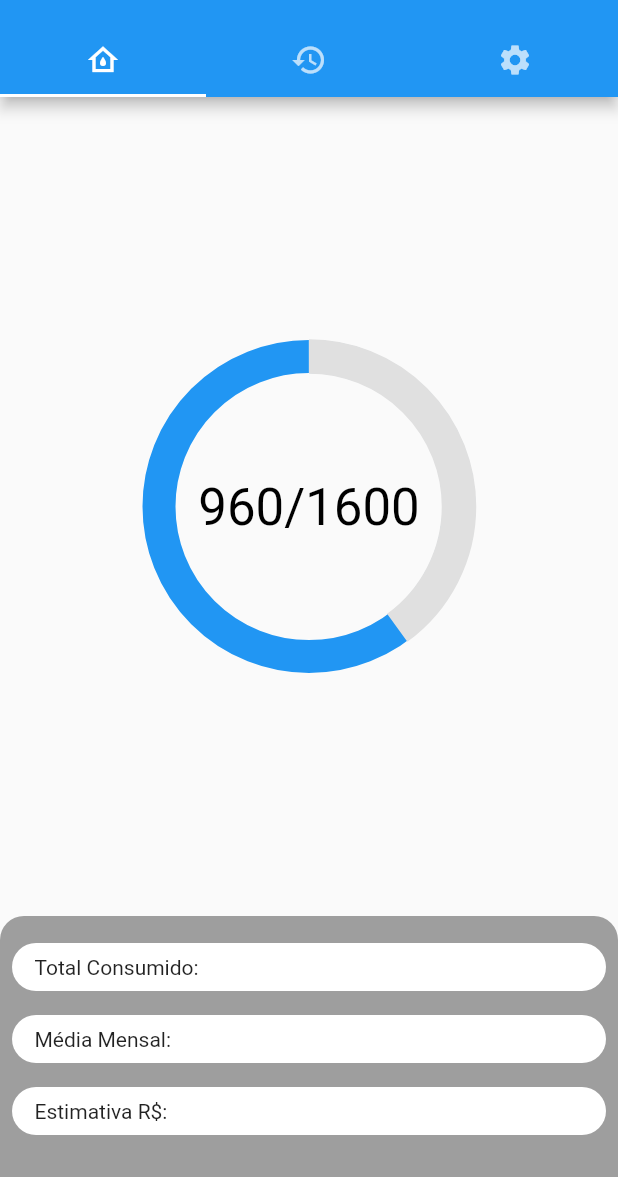
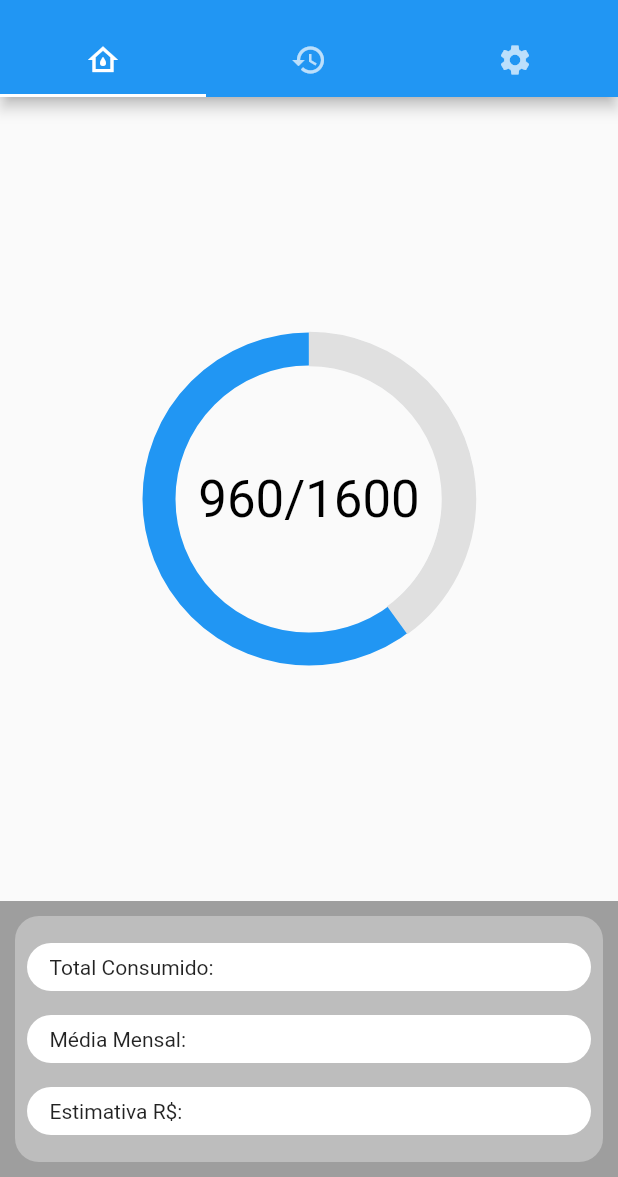
Before and after one commit to lucasdessy/flux-software, a Flutter app: the screen it shows after launch, on a phone screen of 412 x 824 dp, the part 59-1236 px from its top. Run offline on Flutter 3.47's test engine with Material 2 defaults, Android fonts, the phone set to English and light mode, and no system bars.

Commit message:
better homepage design

```diff
--- a/lib/presentation/pages/home/home.dart
+++ b/lib/presentation/pages/home/home.dart
@@ -14,14 +14,16 @@ class HomePage extends StatelessWidget {
           ),
         ),
         Container(
+          color: Colors.grey,
+          child: Container(
             width: double.infinity,
             decoration: BoxDecoration(
-              borderRadius: BorderRadius.only(
-                topLeft: Radius.circular(16),
-                topRight: Radius.circular(16),
+                borderRadius: BorderRadius.all(
+                  Radius.circular(16),
                 ),
-              color: Colors.grey),
-          padding: EdgeInsets.only(top: 10, bottom: 20),
+                color: Colors.grey.shade400),
+            padding: EdgeInsets.only(top: 10, bottom: 10),
+            margin: EdgeInsets.all(10),
             child: Column(
               children: [
                 FluxInfoCard('Total Consumido:'),
@@ -30,6 +32,7 @@ class HomePage extends StatelessWidget {
               ],
             ),
           ),
+        ),
       ],
     );
   }
```
Lines whose indentation alone changed are shown as unchanged.
